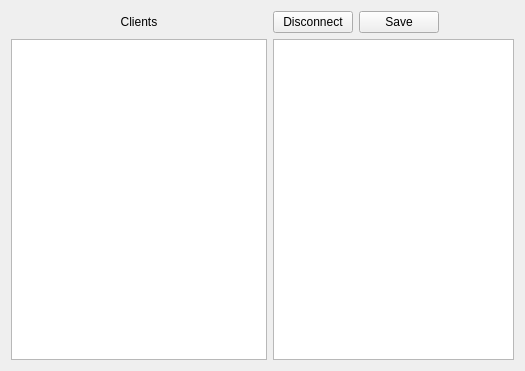
Qt form textshredder_gui/clienteditingwindow.ui (mitchelkuijpers/TextShredder) before a commit.
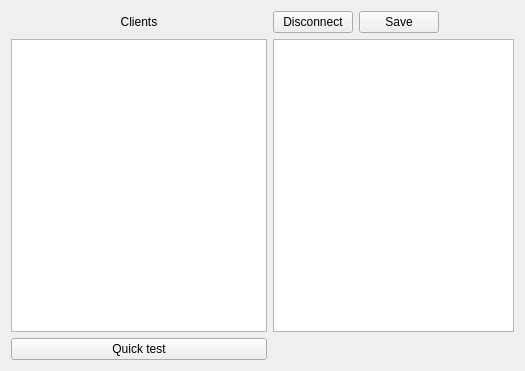
The same form after that commit.

Commit message: created a quick client button, which removes the problems of signals that don't work...

```diff
--- a/textshredder_gui/clienteditingwindow.ui
+++ b/textshredder_gui/clienteditingwindow.ui
@@ -55,6 +55,13 @@
      </item>
     </layout>
    </item>
+   <item row="2" column="0">
+    <widget class="QPushButton" name="testButton">
+     <property name="text">
+      <string>Quick test</string>
+     </property>
+    </widget>
+   </item>
   </layout>
  </widget>
  <resources/>
```
The commit also changes 9 other files.
